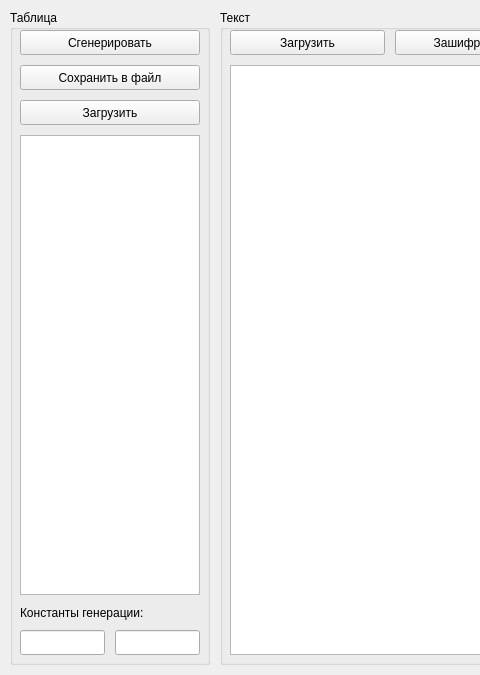
Qt form mainwindow.ui (merail/qt-substitution-cipher) before a commit; both pictures show x 0 to 480 and y 0 to 675 of the 900 by 675 pixel window.
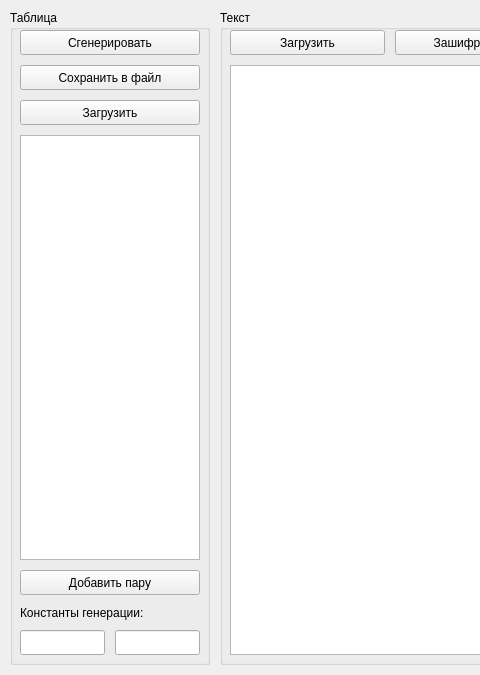
The same form after that commit.

Commit message: add add pair button

Patch:
```diff
--- a/mainwindow.ui
+++ b/mainwindow.ui
@@ -146,9 +146,12 @@
        <x>10</x>
        <y>125</y>
        <width>180</width>
-       <height>460</height>
+       <height>425</height>
       </rect>
      </property>
+     <property name="layoutDirection">
+      <enum>Qt::LeftToRight</enum>
+     </property>
      <property name="lineWidth">
       <number>1</number>
      </property>
@@ -213,6 +216,19 @@
       </rect>
      </property>
     </widget>
+    <widget class="QPushButton" name="addPairButton">
+     <property name="geometry">
+      <rect>
+       <x>10</x>
+       <y>560</y>
+       <width>180</width>
+       <height>25</height>
+      </rect>
+     </property>
+     <property name="text">
+      <string>Добавить пару</string>
+     </property>
+    </widget>
    </widget>
   </widget>
  </widget>
```
The commit also changes 3 other files.
